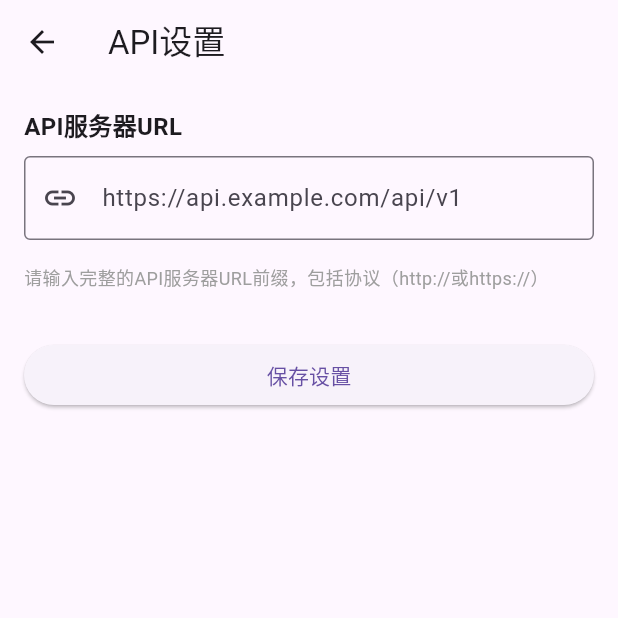
After one commit to sysu-aicpm/frontend, a Flutter app: the screen it shows after launch, after a tap on "设置后端 API URL", on a phone screen of 412 x 824 dp, the top half of it. The commit adds this screen. Run offline on Flutter 3.47's test engine with Material 3 defaults, Android fonts, the light colour scheme and no system bars; our stand-ins replace dio, equatable, flutter_bloc, flutter_markdown, flutter_riverpod, flutter_secure_storage and 3 more; missing offline and left inert: mcp_dart; network calls fail; Roboto replaces fonts that are missing (LxgwWenkaiGb).

Commit message:
feat: support change of api url at login and register pages

```diff
--- a/lib/api/api_client.dart
+++ b/lib/api/api_client.dart
@@ -4,7 +4,7 @@ import 'package:smart_home_app/config/env.dart';
 import 'package:smart_home_app/utils/secure_storage.dart';
 
 class ApiClient {
-  final Dio _dio;
+  Dio _dio;
   final SecureStorage _secureStorage;
 
   ApiClient(this._secureStorage)
@@ -23,6 +23,21 @@ class ApiClient {
   }
 
   Dio get dio => _dio;
+
+  void setAPIURL(String url) {
+    _dio = Dio(BaseOptions(baseUrl: url));
+    _dio.interceptors.add(
+      InterceptorsWrapper(
+        onRequest: (options, handler) async {
+          final token = await _secureStorage.getToken();
+          if (token != null) {
+            options.headers['Authorization'] = 'Bearer $token';
+          }
+          return handler.next(options);
+        },
+      ),
+    );
+  }
 
   // --------- Authorization ---------
 
--- a/lib/main.dart
+++ b/lib/main.dart
@@ -14,6 +14,9 @@ import 'package:smart_home_app/pages/login_page.dart';
 import 'package:smart_home_app/utils/secure_storage.dart';
 
 Future<void> main() async {
+  // https://stackoverflow.com/questions/74093954/how-to-fix-no-implementation-found-for-method-getall-on-channel-plugins-flutter
+  // ignore: invalid_use_of_visible_for_testing_member
+  SharedPreferences.setMockInitialValues({});
   WidgetsFlutterBinding.ensureInitialized();
   final prefs = await SharedPreferences.getInstance();
   final initialSettingsRepo = SettingsRepositoryImpl(prefs);
--- /dev/null
+++ b/lib/pages/api_url_setting_page.dart
@@ -0,0 +1,147 @@
+import 'package:flutter/material.dart';
+import 'package:flutter_bloc/flutter_bloc.dart';
+import 'package:smart_home_app/api/api_client.dart';
+
+class ApiUrlSettingPage extends StatefulWidget {
+  const ApiUrlSettingPage({super.key});
+
+  @override
+  State<ApiUrlSettingPage> createState() => _ApiUrlSettingPageState();
+}
+
+class _ApiUrlSettingPageState extends State<ApiUrlSettingPage> {
+  final TextEditingController _urlController = TextEditingController();
+  final GlobalKey<FormState> _formKey = GlobalKey<FormState>();
+  bool _isLoading = false;
+
+  @override
+  void initState() {
+    super.initState();
+  }
+
+  @override
+  void dispose() {
+    _urlController.dispose();
+    super.dispose();
+  }
+
+  String? _validateUrl(String? value) {
+    if (value == null || value.isEmpty) {
+      return '请输入API URL';
+    }
+
+    // 简单的URL验证
+    final urlPattern = RegExp(
+      r'^https?:\/\/(www\.)?[-a-zA-Z0-9@:%._\+~#=]{1,256}\.[a-zA-Z0-9()]{1,6}\b([-a-zA-Z0-9()@:%_\+.~#?&//=]*)$'
+    );
+
+    if (!urlPattern.hasMatch(value)) {
+      return '请输入有效的URL格式';
+    }
+
+    return null;
+  }
+
+  Future<void> _saveUrl() async {
+    if (!_formKey.currentState!.validate()) {
+      return;
+    }
+
+    setState(() {
+      _isLoading = true;
+    });
+
+    try {
+      final apiClient = context.read<ApiClient>();
+      apiClient.setAPIURL(_urlController.text.trim());
+
+      if (mounted) {
+        ScaffoldMessenger.of(context).showSnackBar(
+          const SnackBar(
+            content: Text('API URL设置成功'),
+            backgroundColor: Colors.green,
+          ),
+        );
+        Navigator.of(context).pop();
+      }
+    } catch (e) {
+      if (mounted) {
+        ScaffoldMessenger.of(context).showSnackBar(
+          SnackBar(
+            content: Text('设置失败: $e'),
+            backgroundColor: Colors.red,
+          ),
+        );
+      }
+    } finally {
+      if (mounted) {
+        setState(() {
+          _isLoading = false;
+        });
+      }
+    }
+  }
+
+  @override
+  Widget build(BuildContext context) {
+    return Scaffold(
+      appBar: AppBar(
+        title: const Text('API设置'),
+        elevation: 0,
+      ),
+      body: Padding(
+        padding: const EdgeInsets.all(16.0),
+        child: Form(
+          key: _formKey,
+          child: Column(
+            crossAxisAlignment: CrossAxisAlignment.start,
+            children: [
+              const Text(
+                'API服务器URL',
+                style: TextStyle(
+                  fontSize: 16,
+                  fontWeight: FontWeight.bold,
+                ),
+              ),
+              const SizedBox(height: 8),
+              TextFormField(
+                controller: _urlController,
+                decoration: const InputDecoration(
+                  hintText: 'https://api.example.com/api/v1',
+                  border: OutlineInputBorder(),
+                  prefixIcon: Icon(Icons.link),
+                ),
+                validator: _validateUrl,
+                keyboardType: TextInputType.url,
+                textInputAction: TextInputAction.done,
+                onFieldSubmitted: (_) => _saveUrl(),
+              ),
+              const SizedBox(height: 16),
+              const Text(
+                '请输入完整的API服务器URL前缀，包括协议（http://或https://）',
+                style: TextStyle(
+                  fontSize: 12,
+                  color: Colors.grey,
+                ),
+              ),
+              const SizedBox(height: 32),
+              SizedBox(
+                width: double.infinity,
+                child: ElevatedButton(
+                  onPressed: _isLoading ? null : _saveUrl,
+                  child: _isLoading
+                      ? const SizedBox(
+                          height: 20,
+                          width: 20,
+                          child: CircularProgressIndicator(strokeWidth: 2),
+                        )
+                      : const Text('保存设置'),
+                ),
+              ),
+            ],
+          ),
+        ),
+      ),
+    );
+  }
+}
--- a/lib/pages/login_page.dart
+++ b/lib/pages/login_page.dart
@@ -4,6 +4,7 @@ import 'package:flutter_bloc/flutter_bloc.dart';
 import 'package:smart_home_app/bloc/auth/bloc.dart';
 import 'package:smart_home_app/bloc/auth/event.dart';
 import 'package:smart_home_app/bloc/auth/state.dart';
+import 'package:smart_home_app/pages/api_url_setting_page.dart';
 import 'package:smart_home_app/pages/home_page.dart';
 import 'package:smart_home_app/pages/register_page.dart';
 
@@ -230,6 +231,27 @@ class _LoginPageState extends State<LoginPage> {
           );
         },
       ),
+      floatingActionButton: FloatingActionButton.extended(
+        onPressed: () =>  Navigator.of(context).push(
+          MaterialPageRoute(
+            builder: (context) => const ApiUrlSettingPage(),
+          ),
+        ),
+        backgroundColor: Colors.blue[600],
+        foregroundColor: Colors.white,
+        elevation: 4,
+        icon: const Icon(Icons.add_rounded, size: 20),
+        label: const Text(
+          '设置后端 API URL',
+          style: TextStyle(
+            fontWeight: FontWeight.w600,
+            fontSize: 14,
+          ),
+        ),
+        shape: RoundedRectangleBorder(
+          borderRadius: BorderRadius.circular(16),
+        ),
+      ),
     );
   }
 
```
Also changed, not shown: lib/pages/register_page.dart (+22 -0 lines).
